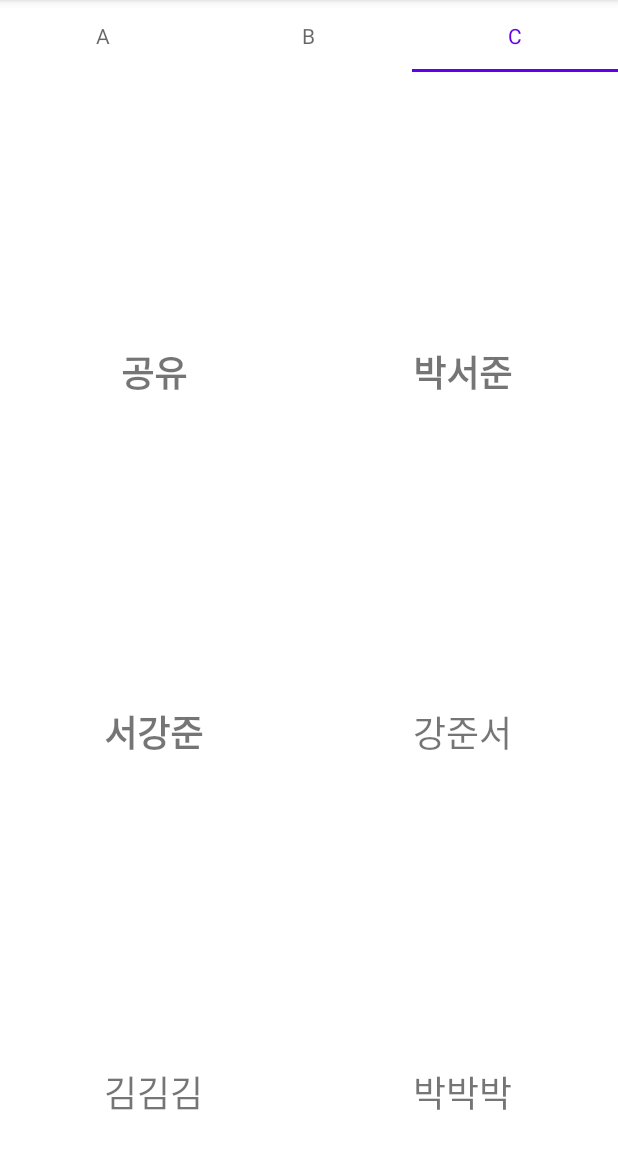
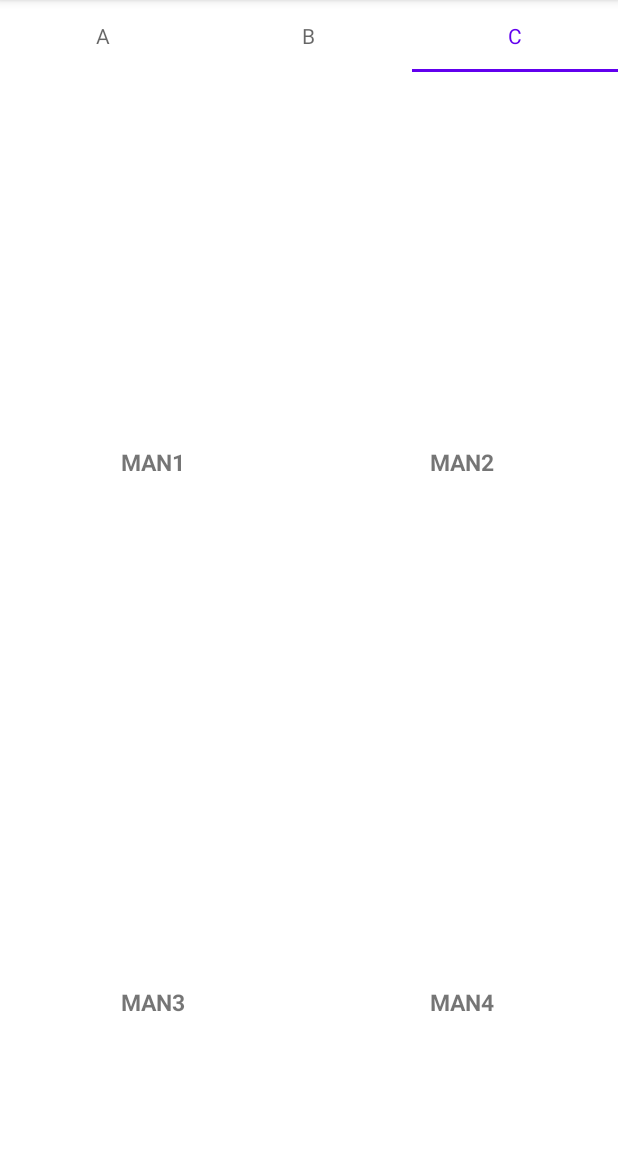
Before and after one commit to SeungjaeLim/MADCAMP_Week1_RainyDayMemories, an Android app: the screen it shows after launch (MainActivity), tab 3 chosen, on a phone screen of 412 x 824 dp, the part 84-1236 px from its top. Run offline under Robolectric (Android 15) with nearby library versions, the phone set to English and light mode, and no system bars.

Commit message:
change grid size 2*2

```diff
--- a/app/src/main/res/layout/tab2_main.xml
+++ b/app/src/main/res/layout/tab2_main.xml
@@ -1,34 +1,35 @@
 <?xml version="1.0" encoding="utf-8"?>
+
 <RelativeLayout xmlns:android="http://schemas.android.com/apk/res/android"
     xmlns:app="http://schemas.android.com/apk/res-auto"
     xmlns:tools="http://schemas.android.com/tools"
     android:id="@+id/tab2_main"
     android:layout_width="match_parent"
     android:layout_height="match_parent"
+    android:layout_marginBottom="200dp"
     tools:context=".Tab2.Frag2">
 
-    <androidx.gridlayout.widget.GridLayout
-        android:id="@+id/Grid"
+
+    <GridLayout
         android:layout_width="match_parent"
         android:layout_height="match_parent"
-        app:columnCount="2"
-        app:rowCount="3">
+        android:columnCount="2"
+        android:rowCount="3">
+
 
         <androidx.cardview.widget.CardView
-            android:id="@+id/man1"
             android:layout_width="wrap_content"
             android:layout_height="wrap_content"
+            android:layout_row="0"
+            android:layout_rowWeight="1"
+            android:layout_column="0"
+            android:layout_columnWeight="1"
+            android:layout_gravity="fill"
             android:layout_margin="8dp"
             app:cardCornerRadius="8dp"
-            app:cardElevation="0dp"
-            app:layout_column="0"
-            app:layout_columnWeight="1"
-            app:layout_gravity="fill"
-            app:layout_row="0"
-            app:layout_rowWeight="1">
+            app:cardElevation="0dp">
 
             <LinearLayout
-                android:id="@+id/linlayout_man1"
                 android:layout_width="wrap_content"
                 android:layout_height="wrap_content"
                 android:layout_gravity="center_horizontal|center_vertical"
@@ -36,38 +37,34 @@
                 android:orientation="vertical">
 
                 <ImageView
-                    android:id="@+id/man1_img"
+                    android:id="@+id/imageView"
                     android:layout_width="160dp"
                     android:layout_height="160dp"
-                    android:scaleType="centerCrop"
-                    tools:src="@tools:sample/avatars" />
+                    android:scaleType="centerCrop" />
 
                 <TextView
-                    android:id="@+id/man1_text"
                     android:layout_width="wrap_content"
                     android:layout_height="wrap_content"
-                    android:text="공유"
+                    android:text="CATS"
                     android:textAlignment="center"
-                    android:textSize="24sp"
+                    android:textSize="15sp"
                     android:textStyle="bold" />
             </LinearLayout>
         </androidx.cardview.widget.CardView>
 
         <androidx.cardview.widget.CardView
-            android:id="@+id/man2"
             android:layout_width="wrap_content"
             android:layout_height="wrap_content"
+            android:layout_row="0"
+            android:layout_rowWeight="1"
+            android:layout_column="1"
+            android:layout_columnWeight="1"
+            android:layout_gravity="fill"
             android:layout_margin="8dp"
             app:cardCornerRadius="8dp"
-            app:cardElevation="0dp"
-            app:layout_column="1"
-            app:layout_columnWeight="1"
-            app:layout_gravity="fill"
-            app:layout_row="0"
-            app:layout_rowWeight="1">
+            app:cardElevation="0dp">
 
             <LinearLayout
-                android:id="@+id/linlayout_man2"
                 android:layout_width="wrap_content"
                 android:layout_height="wrap_content"
                 android:layout_gravity="center_horizontal|center_vertical"
@@ -75,38 +72,34 @@
                 android:orientation="vertical">
 
                 <ImageView
-                    android:id="@+id/man2_img"
+                    android:id="@+id/imageView2"
                     android:layout_width="160dp"
                     android:layout_height="160dp"
-                    android:scaleType="centerCrop"
-                    tools:src="@tools:sample/avatars" />
+                    android:scaleType="centerCrop" />
 
                 <TextView
-                    android:id="@+id/man2_text"
                     android:layout_width="wrap_content"
                     android:layout_height="wrap_content"
-                    android:text="박서준"
+                    android:text="MAN2"
                     android:textAlignment="center"
-                    android:textSize="24sp"
+                    android:textSize="15sp"
                     android:textStyle="bold" />
             </LinearLayout>
         </androidx.cardview.widget.CardView>
 
         <androidx.cardview.widget.CardView
-            android:id="@+id/man3"
             android:layout_width="wrap_content"
             android:layout_height="wrap_content"
+            android:layout_row="1"
+            android:layout_rowWeight="1"
+            android:layout_column="0"
+            android:layout_columnWeight="1"
+            android:layout_gravity="fill"
             android:layout_margin="8dp"
             app:cardCornerRadius="8dp"
-            app:cardElevation="0dp"
-            app:layout_column="0"
-            app:layout_columnWeight="1"
-            app:layout_gravity="fill"
-            app:layout_row="1"
-            app:layout_rowWeight="1">
+            app:cardElevation="0dp">
 
             <LinearLayout
-                android:id="@+id/linlayout_man3"
                 android:layout_width="wrap_content"
                 android:layout_height="wrap_content"
                 android:layout_gravity="center_horizontal|center_vertical"
@@ -114,39 +107,34 @@
                 android:orientation="vertical">
 
                 <ImageView
-                    android:id="@+id/man3_img"
+                    android:id="@+id/imageView3"
                     android:layout_width="160dp"
                     android:layout_height="160dp"
-                    android:scaleType="centerCrop"
-                    tools:src="@tools:sample/avatars" />
+                    android:scaleType="centerCrop" />
 
                 <TextView
-                    android:id="@+id/man3_text"
                     android:layout_width="wrap_content"
                     android:layout_height="wrap_content"
-                    android:text="서강준"
+                    android:text="MAN3"
                     android:textAlignment="center"
-                    android:textSize="24sp"
+                    android:textSize="15sp"
                     android:textStyle="bold" />
             </LinearLayout>
-
         </androidx.cardview.widget.CardView>
 
         <androidx.cardview.widget.CardView
-            android:id="@+id/man4"
             android:layout_width="wrap_content"
             android:layout_height="wrap_content"
+            android:layout_row="1"
+            android:layout_rowWeight="1"
+            android:layout_column="1"
+            android:layout_columnWeight="1"
+            android:layout_gravity="fill"
             android:layout_margin="8dp"
             app:cardCornerRadius="8dp"
-            app:cardElevation="0dp"
-            app:layout_column="1"
-            app:layout_columnWeight="1"
-            app:layout_gravity="fill"
-            app:layout_row="1"
-            app:layout_rowWeight="1">
+            app:cardElevation="0dp">
 
             <LinearLayout
-                android:id="@+id/linlayout_man4"
                 android:layout_width="wrap_content"
                 android:layout_height="wrap_content"
                 android:layout_gravity="center_horizontal|center_vertical"
@@ -154,37 +142,34 @@
                 android:orientation="vertical">
 
                 <ImageView
-                    android:id="@+id/man4_img"
+                    android:id="@+id/imageView4"
                     android:layout_width="160dp"
                     android:layout_height="160dp"
-                    android:scaleType="centerCrop"
-                    tools:src="@tools:sample/avatars" />
+                    android:scaleType="centerCrop" />
 
                 <TextView
-                    android:id="@+id/man4_text"
                     android:layout_width="wrap_content"
                     android:layout_height="wrap_content"
+                    android:text="MAN4"
                     android:textAlignment="center"
-                    android:textSize="24sp"
-                    android:text="강준서" />
+                    android:textSize="15sp"
+                    android:textStyle="bold" />
             </LinearLayout>
         </androidx.cardview.widget.CardView>
 
         <androidx.cardview.widget.CardView
-            android:id="@+id/man5"
             android:layout_width="wrap_content"
             android:layout_height="wrap_content"
+            android:layout_row="0"
+            android:layout_rowWeight="1"
+            android:layout_column="0"
+            android:layout_columnWeight="1"
+            android:layout_gravity="fill"
             android:layout_margin="8dp"
             app:cardCornerRadius="8dp"
-            app:cardElevation="0dp"
-            app:layout_column="0"
-            app:layout_columnWeight="1"
-            app:layout_gravity="fill"
-            app:layout_row="2"
-            app:layout_rowWeight="1">
+            app:cardElevation="0dp">
 
             <LinearLayout
-                android:id="@+id/linlayout_man5"
                 android:layout_width="wrap_content"
                 android:layout_height="wrap_content"
                 android:layout_gravity="center_horizontal|center_vertical"
@@ -192,59 +177,23 @@
                 android:orientation="vertical">
 
                 <ImageView
-                    android:id="@+id/man5_img"
+                    android:id="@+id/imageView"
                     android:layout_width="160dp"
                     android:layout_height="160dp"
-                    android:scaleType="centerCrop"
-                    tools:src="@tools:sample/avatars" />
+                    android:scaleType="centerCrop" />
 
                 <TextView
-                    android:id="@+id/man5_text"
                     android:layout_width="wrap_content"
                     android:layout_height="wrap_content"
+                    android:text="MAN1"
                     android:textAlignment="center"
-                    android:textSize="24sp"
-                    android:text="김김김" />
+                    android:textSize="15sp"
+                    android:textStyle="bold" />
             </LinearLayout>
         </androidx.cardview.widget.CardView>
 
-        <androidx.cardview.widget.CardView
-            android:id="@+id/man6"
-            android:layout_width="wrap_content"
-            android:layout_height="wrap_content"
-            android:layout_margin="8dp"
-            app:cardCornerRadius="8dp"
-            app:cardElevation="0dp"
-            app:layout_column="1"
-            app:layout_columnWeight="1"
-            app:layout_gravity="fill"
-            app:layout_row="2"
-            app:layout_rowWeight="1">
 
-            <LinearLayout
-                android:id="@+id/linlayout_man6"
-                android:layout_width="wrap_content"
-                android:layout_height="wrap_content"
-                android:layout_gravity="center_horizontal|center_vertical"
-                android:gravity="center"
-                android:orientation="vertical">
+    </GridLayout>
 
-                <ImageView
-                    android:id="@+id/man6_img"
-                    android:layout_width="160dp"
-                    android:layout_height="160dp"
-                    android:scaleType="centerCrop"
-                    tools:src="@tools:sample/avatars" />
 
-                <TextView
-                    android:id="@+id/man6_text"
-                    android:layout_width="wrap_content"
-                    android:layout_height="wrap_content"
-                    android:textAlignment="center"
-                    android:textSize="24sp"
-                    android:text="박박박" />
-            </LinearLayout>
-        </androidx.cardview.widget.CardView>
-
-    </androidx.gridlayout.widget.GridLayout>
 </RelativeLayout>
```
